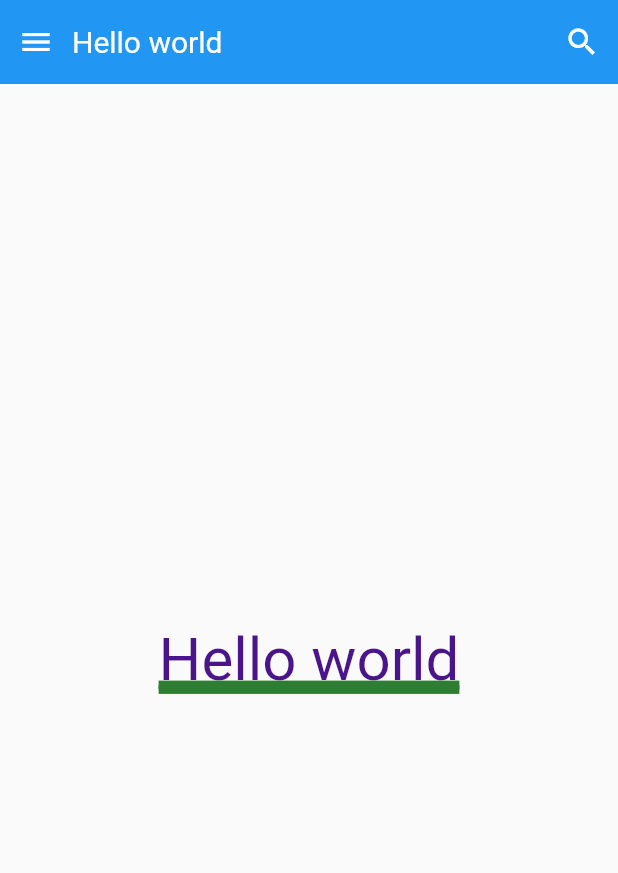
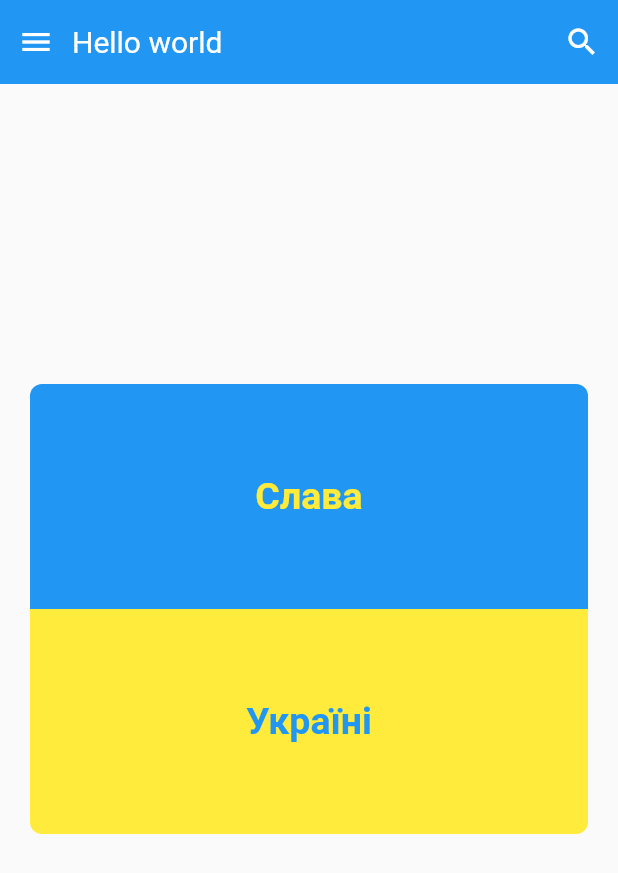
Before and after one commit to ramz1kof/widgets_intro, a Flutter app: the screen it shows after launch, on a phone screen of 412 x 824 dp. Shown: the top 873 px of the screen. Run offline on Flutter 3.47's test engine with Material 2 defaults, Android fonts, the phone set to English and light mode, and no system bars.

Commit message:
tried to play with basic widgets by creating Ukraine flag

```diff
--- a/lib/main.dart
+++ b/lib/main.dart
@@ -51,17 +51,58 @@ class MyApp extends StatelessWidget {
                 ),
               ),
               Expanded(
-                child: Center(
-                  child: Text(
-                    'Hello world',
-                    style: TextStyle(
-                      color: Colors.purple[900],
-                      fontSize: 40.0,
-                      decoration: TextDecoration.underline,
-                      decorationThickness: 3.0,
-                      decorationColor: Colors.green[800],
-                      decorationStyle: TextDecorationStyle.double,
-                    ),
+                child: Container(
+                  margin: EdgeInsets.symmetric(
+                    horizontal: 20.0,
+                  ),
+                  padding: EdgeInsets.symmetric(
+                    vertical: 200.0,
+                  ),
+                  child: Column(
+                    children: <Widget>[
+                      Container(
+                        height: 150.0,
+                        width: 400.0,
+                        decoration: BoxDecoration(
+                          color: Colors.blue,
+                          borderRadius: BorderRadius.only(
+                            topLeft: Radius.circular(8.0),
+                            topRight: Radius.circular(8.0),
+                          ),
+                        ),
+                        child: Center(
+                          child: Text(
+                            'Слава',
+                            style: TextStyle(
+                              color: Colors.yellow,
+                              fontSize: 25.0,
+                              fontWeight: FontWeight.w600,
+                            ),
+                          ),
+                        ),
+                      ),
+                      Container(
+                        height: 150.0,
+                        width: 400.0,
+                        decoration: BoxDecoration(
+                          color: Colors.yellow,
+                          borderRadius: BorderRadius.only(
+                            bottomLeft: Radius.circular(8.0),
+                            bottomRight: Radius.circular(8.0),
+                          ),
+                        ),
+                        child: Center(
+                          child: Text(
+                            'Україні',
+                            style: TextStyle(
+                              color: Colors.blue,
+                              fontSize: 25.0,
+                              fontWeight: FontWeight.w600,
+                            ),
+                          ),
+                        ),
+                      ),
+                    ],
                   ),
                 ),
               ),
```
